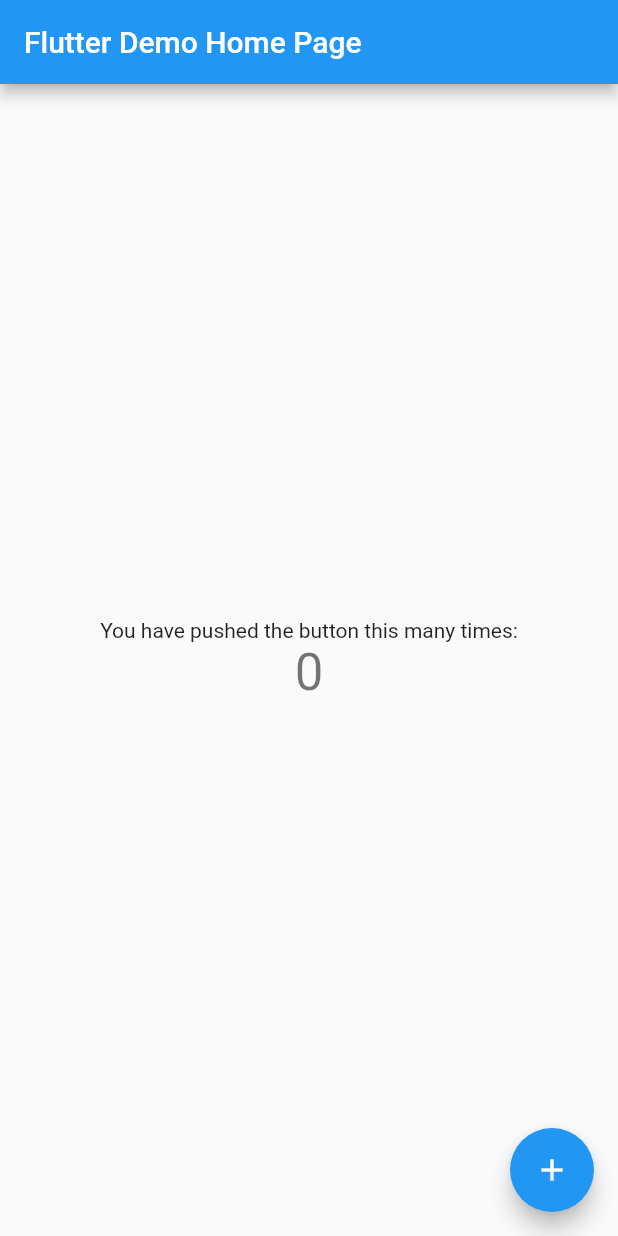
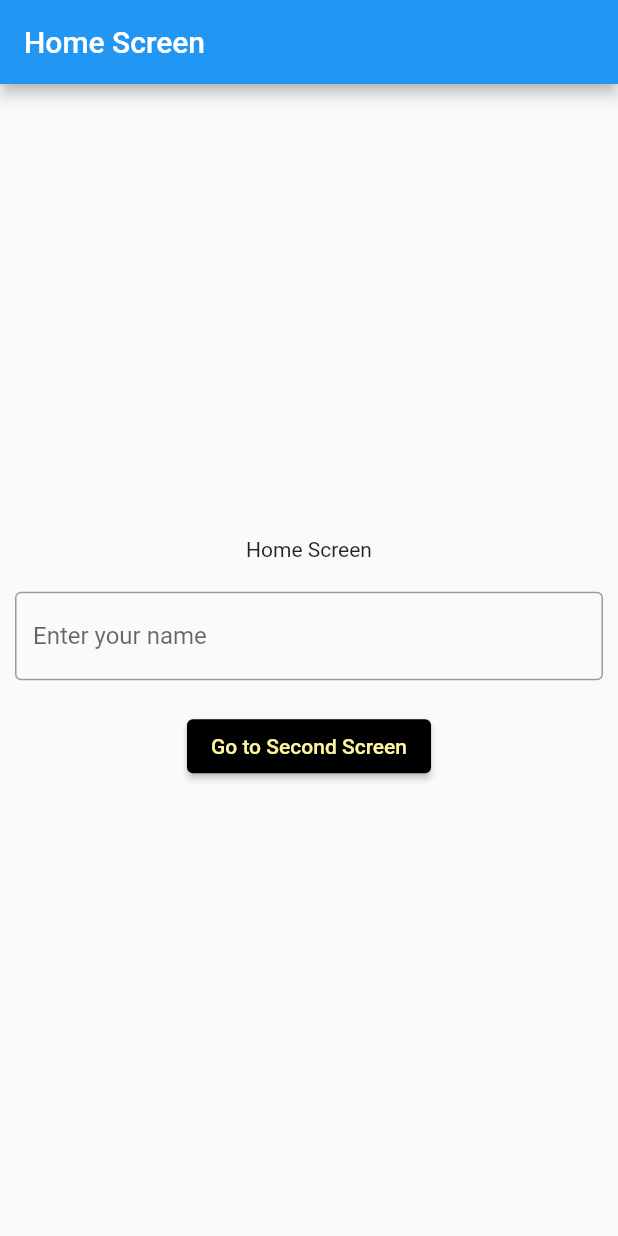
Before and after one commit to khantanveer7/navigation_demo, a Flutter app: the screen it shows after launch, on a phone screen of 412 x 824 dp. Run offline on Flutter 3.47's test engine with Material 2 defaults, Android fonts, the phone set to English and light mode, and no system bars.

Commit message:
main function implemented

```diff
--- /dev/null
+++ b/lib/Screens/DisplayScreen.dart
@@ -0,0 +1,47 @@
+import 'package:flutter/material.dart';
+
+class DisplayScreen extends StatelessWidget {
+  // Initialize the name variable
+  final String name;
+
+  // Constructor to receive the name
+  const DisplayScreen({
+    super.key,
+    // To get the name from the text field
+    required this.name,
+  });
+
+  @override
+  Widget build(BuildContext context) {
+    return Scaffold(
+      appBar: AppBar(
+        title: const Text('Display Screen'),
+      ),
+      body: Padding(
+        // To change the padding of the body
+        padding: const EdgeInsets.all(10.0),
+        // To change the alignment of the children
+        child: Center(
+          child: Column(
+            // To change the alignment of the children
+            mainAxisAlignment: MainAxisAlignment.center,
+            children: [
+              const Text('Display Screen'),
+              const SizedBox(height: 20),
+              Text(
+                // To display the name
+                'Hello $name',
+                // To change the style of the text
+                style: TextStyle(
+                  fontSize: 20,
+                  color: Colors.blue,
+                  fontWeight: FontWeight.bold,
+                ),
+              ),
+            ],
+          ),
+        ),
+      ),
+    );
+  }
+}
--- /dev/null
+++ b/lib/Screens/HomeScreen.dart
@@ -0,0 +1,81 @@
+import 'package:flutter/material.dart';
+import 'package:navigation/Screens/DisplayScreen.dart';
+
+class HomeScreen extends StatefulWidget {
+  const HomeScreen({super.key});
+
+  @override
+  State<HomeScreen> createState() => _HomeScreenState();
+}
+
+class _HomeScreenState extends State<HomeScreen> {
+  // To create a text editing controller
+  final TextEditingController _nameController = TextEditingController();
+  @override
+  Widget build(BuildContext context) {
+    return Scaffold(
+      // To change the app bar
+      appBar: AppBar(
+        title: const Text('Home Screen'),
+      ),
+
+      // To change the body
+      body: Padding(
+        padding: EdgeInsets.all(10.0),
+        child: Center(
+          child: Column(
+            // To change the alignment of the children
+            mainAxisAlignment: MainAxisAlignment.center,
+            children: [
+              // To Display the text
+              Text('Home Screen'),
+              // To change the height of the widget
+              SizedBox(height: 20),
+              // To Display the text field
+              TextFormField(
+                // To set the text editing controller
+                controller: _nameController,
+                // To change the style of the text field
+                decoration: InputDecoration(
+                  hintText: 'Enter your name',
+                  border: OutlineInputBorder(),
+                ),
+              ),
+              const SizedBox(height: 20),
+              // To Display the Button
+              ElevatedButton(
+                // To change the style of the button
+                style: ElevatedButton.styleFrom(
+                  foregroundColor: Colors.yellow.shade200,
+                  backgroundColor: Colors.black,
+                ),
+                onPressed: () {
+                  // To check if the text field is empty
+                  // If empty, display a snackbar
+                  // If not empty, navigate to the DisplayScreen
+                  _nameController.text.isEmpty
+                      ? ScaffoldMessenger.of(context).showSnackBar(
+                          SnackBar(
+                            content: Text('Please enter your name'),
+                          ),
+                        )
+                      : Navigator.push(
+                          context,
+                          MaterialPageRoute(
+                            builder: (context) => DisplayScreen(
+                              name: _nameController.text,
+                            ),
+                          ),
+                        );
+                },
+                child: const Text(
+                  'Go to Second Screen',
+                ),
+              ),
+            ],
+          ),
+        ),
+      ),
+    );
+  }
+}
--- a/lib/main.dart
+++ b/lib/main.dart
@@ -1,4 +1,5 @@
 import 'package:flutter/material.dart';
+import 'package:navigation/Screens/HomeScreen.dart';
 
 void main() {
   runApp(const MyApp());
@@ -11,105 +12,16 @@ class MyApp extends StatelessWidget {
   @override
   Widget build(BuildContext context) {
     return MaterialApp(
-      title: 'Flutter Demo',
+      // To hide the debug banner
+      debugShowCheckedModeBanner: false,
+      // To change the app title
+      title: 'Navigation Demo',
+      // To change the theme
       theme: ThemeData(
-        // This is the theme of your application.
-        //
-        // Try running your application with "flutter run". You'll see the
-        // application has a blue toolbar. Then, without quitting the app, try
-        // changing the primarySwatch below to Colors.green and then invoke
-        // "hot reload" (press "r" in the console where you ran "flutter run",
-        // or simply save your changes to "hot reload" in a Flutter IDE).
-        // Notice that the counter didn't reset back to zero; the application
-        // is not restarted.
         primarySwatch: Colors.blue,
       ),
-      home: const MyHomePage(title: 'Flutter Demo Home Page'),
+      // To set the home screen
+      home: HomeScreen(),
     );
   }
 }
-
-class MyHomePage extends StatefulWidget {
-  const MyHomePage({super.key, required this.title});
-
-  // This widget is the home page of your application. It is stateful, meaning
-  // that it has a State object (defined below) that contains fields that affect
-  // how it looks.
-
-  // This class is the configuration for the state. It holds the values (in this
-  // case the title) provided by the parent (in this case the App widget) and
-  // used by the build method of the State. Fields in a Widget subclass are
-  // always marked "final".
-
-  final String title;
-
-  @override
-  State<MyHomePage> createState() => _MyHomePageState();
-}
-
-class _MyHomePageState extends State<MyHomePage> {
-  int _counter = 0;
-
-  void _incrementCounter() {
-    setState(() {
-      // This call to setState tells the Flutter framework that something has
-      // changed in this State, which causes it to rerun the build method below
-      // so that the display can reflect the updated values. If we changed
-      // _counter without calling setState(), then the build method would not be
-      // called again, and so nothing would appear to happen.
-      _counter++;
-    });
-  }
-
-  @override
-  Widget build(BuildContext context) {
-    // This method is rerun every time setState is called, for instance as done
-    // by the _incrementCounter method above.
-    //
-    // The Flutter framework has been optimized to make rerunning build methods
-    // fast, so that you can just rebuild anything that needs updating rather
-    // than having to individually change instances of widgets.
-    return Scaffold(
-      appBar: AppBar(
-        // Here we take the value from the MyHomePage object that was created by
-        // the App.build method, and use it to set our appbar title.
-        title: Text(widget.title),
-      ),
-      body: Center(
-        // Center is a layout widget. It takes a single child and positions it
-        // in the middle of the parent.
-        child: Column(
-          // Column is also a layout widget. It takes a list of children and
-          // arranges them vertically. By default, it sizes itself to fit its
-          // children horizontally, and tries to be as tall as its parent.
-          //
-          // Invoke "debug painting" (press "p" in the console, choose the
-          // "Toggle Debug Paint" action from the Flutter Inspector in Android
-          // Studio, or the "Toggle Debug Paint" command in Visual Studio Code)
-          // to see the wireframe for each widget.
-          //
-          // Column has various properties to control how it sizes itself and
-          // how it positions its children. Here we use mainAxisAlignment to
-          // center the children vertically; the main axis here is the vertical
-          // axis because Columns are vertical (the cross axis would be
-          // horizontal).
-          mainAxisAlignment: MainAxisAlignment.center,
-          children: <Widget>[
-            const Text(
-              'You have pushed the button this many times:',
-            ),
-            Text(
-              '$_counter',
-              style: Theme.of(context).textTheme.headline4,
-            ),
-          ],
-        ),
-      ),
-      floatingActionButton: FloatingActionButton(
-        onPressed: _incrementCounter,
-        tooltip: 'Increment',
-        child: const Icon(Icons.add),
-      ), // This trailing comma makes auto-formatting nicer for build methods.
-    );
-  }
-}
```
Also changed, not shown: pubspec.yaml (+3 -5 lines), pubspec.lock.
